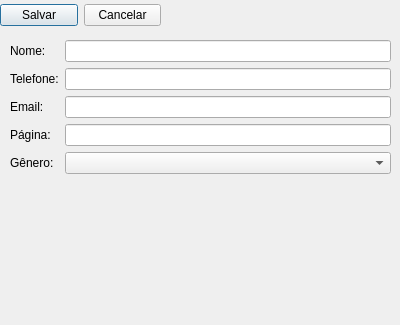
Old version of the form UIs/Artista/CadastroArtistaDialog.ui in the repository teiGustavo/eventos-pyside.
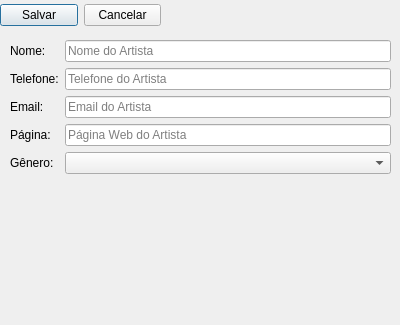
New version of the form.

Patch:
```diff
--- a/UIs/Artista/CadastroArtistaDialog.ui
+++ b/UIs/Artista/CadastroArtistaDialog.ui
@@ -57,7 +57,11 @@
      </widget>
     </item>
     <item row="0" column="1">
-     <widget class="QLineEdit" name="lineEditNome"/>
+     <widget class="QLineEdit" name="lineEditNome">
+      <property name="placeholderText">
+       <string>Nome do Artista</string>
+      </property>
+     </widget>
     </item>
     <item row="4" column="0">
      <widget class="QLabel" name="labelGenero">
@@ -77,7 +81,11 @@
      </widget>
     </item>
     <item row="3" column="1">
-     <widget class="QLineEdit" name="lineEditPagina"/>
+     <widget class="QLineEdit" name="lineEditPagina">
+      <property name="placeholderText">
+       <string>Página Web do Artista</string>
+      </property>
+     </widget>
     </item>
     <item row="2" column="0">
      <widget class="QLabel" name="labelEmail">
@@ -87,7 +95,11 @@
      </widget>
     </item>
     <item row="2" column="1">
-     <widget class="QLineEdit" name="lineEditEmail"/>
+     <widget class="QLineEdit" name="lineEditEmail">
+      <property name="placeholderText">
+       <string>Email do Artista</string>
+      </property>
+     </widget>
     </item>
     <item row="1" column="0">
      <widget class="QLabel" name="labelTelefone">
@@ -101,6 +113,9 @@
       <property name="maxLength">
        <number>16</number>
       </property>
+      <property name="placeholderText">
+       <string>Telefone do Artista</string>
+      </property>
      </widget>
     </item>
    </layout>
```
